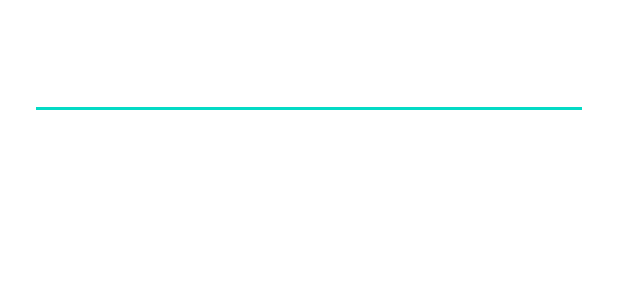
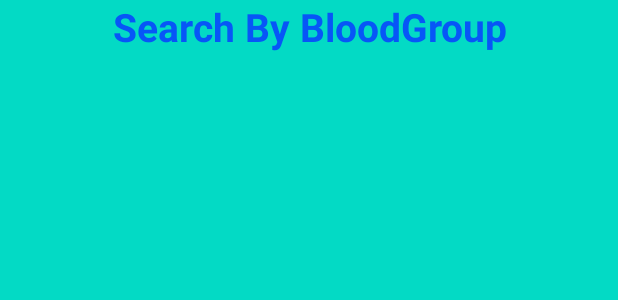
Before and after one commit to Paprii/Blood-Donation, an Android app: the layout activity_search.xml on its own in the app's theme, with its tools: preview values and no code run, on a phone screen of 412 x 824 dp. Shown: the top 300 px of the screen. Run offline under Robolectric (Android 15) with nearby library versions, the phone set to English and light mode, and no system bars.

```diff
--- a/app/src/main/java/com/example/bfl/Search.java
+++ b/app/src/main/java/com/example/bfl/Search.java
@@ -19,7 +19,6 @@ import com.google.firebase.database.Query;
 import com.google.firebase.database.ValueEventListener;
 
 import java.util.ArrayList;
-
 public class Search extends AppCompatActivity {
     DatabaseReference dbReference;
     private ListView listData;
@@ -46,7 +45,7 @@ public class Search extends AppCompatActivity {
         dbReference.addListenerForSingleValueEvent(event);
     }
     private static final String[] NAMES = new String[] {
-            "A+", "AB+", "B+", "O+","A-","B-","AB-","O-","a+", "ab+", "b+", "o+","a-","b-","ab-","o-"
+            "A+", "AB+", "B+", "O+","A-","B-","AB-","O-"
     };
     private void populateSearch(DataSnapshot snapshot) {
         ArrayList<String> names=new ArrayList<>();
--- a/app/src/main/res/layout/activity_search.xml
+++ b/app/src/main/res/layout/activity_search.xml
@@ -4,7 +4,19 @@
     xmlns:tools="http://schemas.android.com/tools"
     android:layout_width="match_parent"
     android:layout_height="match_parent"
+    android:background="@color/teal_200"
     tools:context=".Search">
+    <TextView
+
+        android:layout_width="match_parent"
+        android:layout_height="wrap_content"
+        android:text="Search By BloodGroup"
+        android:fontFamily="sans-serif"
+        android:textColor="@color/blue"
+        android:textStyle="bold"
+        android:textSize="26sp"
+        android:gravity="center"
+        />
     <AutoCompleteTextView
         android:id="@+id/activity_search_acv_autocomplete"
         android:layout_width="match_parent"
```
Also changed, not shown: app/src/main/java/com/example/bfl/MainActivity.java (+17 -2 lines), app/src/main/res/layout/activity_main.xml (+6 -4 lines).
